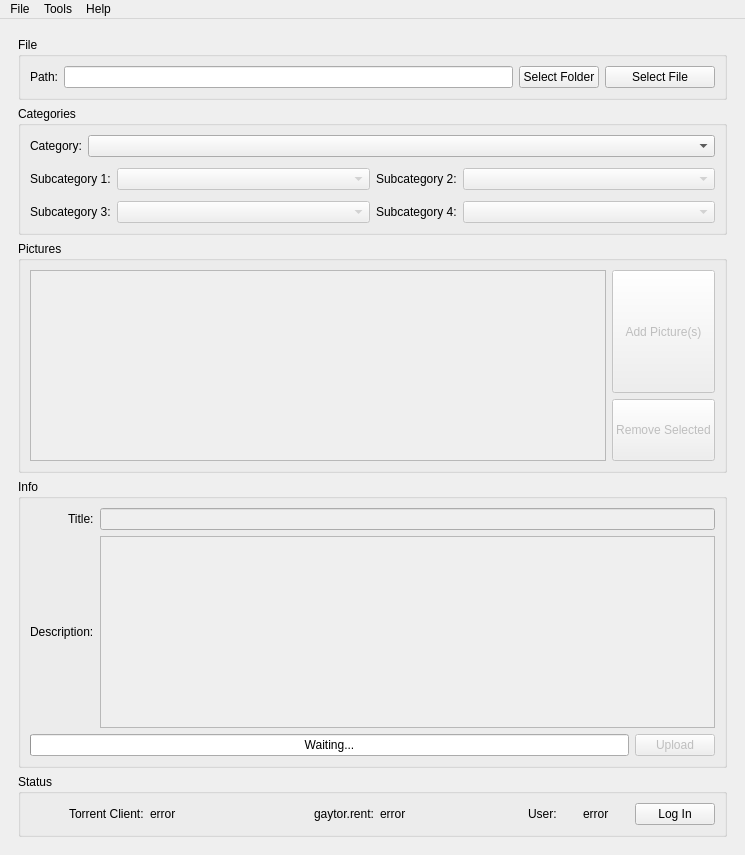
Above: src/mainwindow.ui from vancer0/guu-cpp before the change. Below: the same form after it.
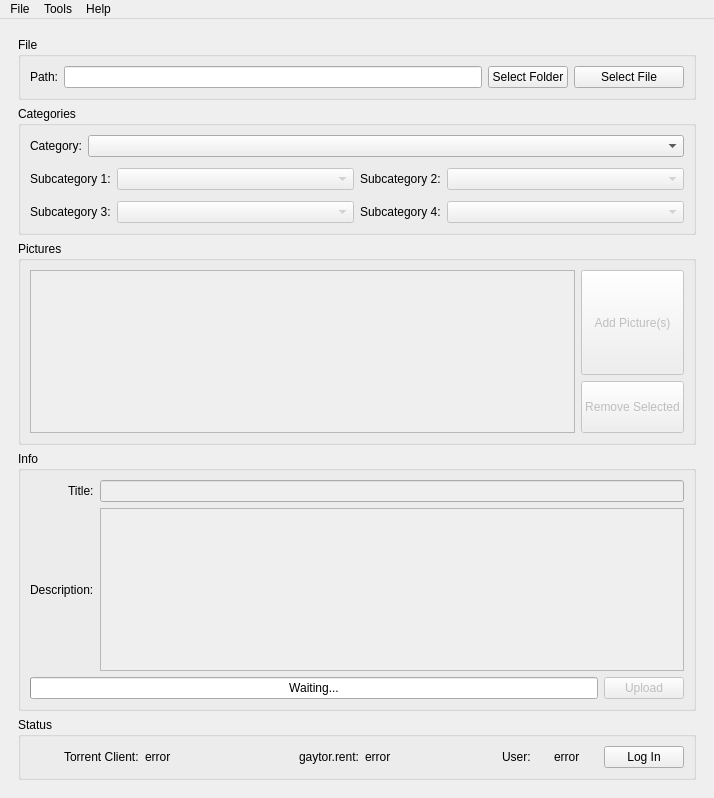
That is the form after the change. Icons and pictures are not drawn. Custom widgets are drawn as their Qt base class.

Patch:
```diff
--- a/src/mainwindow.ui
+++ b/src/mainwindow.ui
@@ -6,8 +6,8 @@
    <rect>
     <x>0</x>
     <y>0</y>
-    <width>745</width>
-    <height>855</height>
+    <width>714</width>
+    <height>798</height>
    </rect>
   </property>
   <property name="sizePolicy">
@@ -895,7 +895,7 @@
     <rect>
      <x>0</x>
      <y>0</y>
-     <width>745</width>
+     <width>714</width>
      <height>28</height>
     </rect>
    </property>
```
